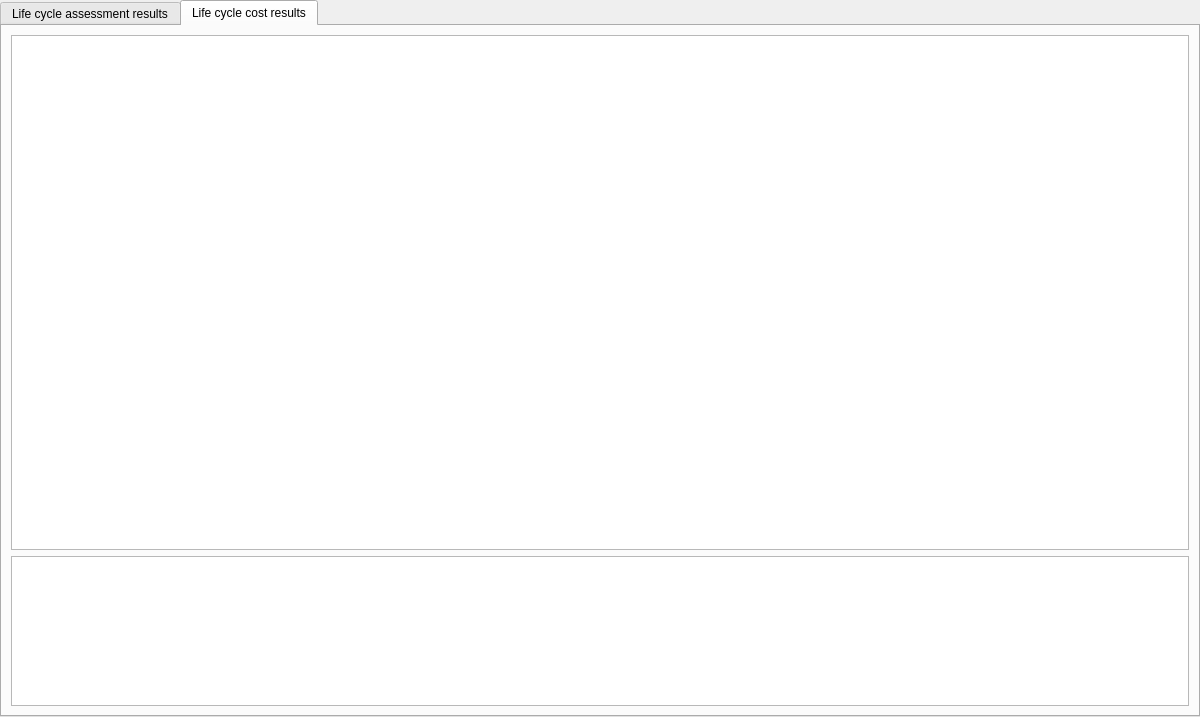
Before: the Qt Designer form SIM-VICUS/src/SVLcaLccResultsWidget.ui in ghorwin/SIM-VICUS, drawn with Qt 5.
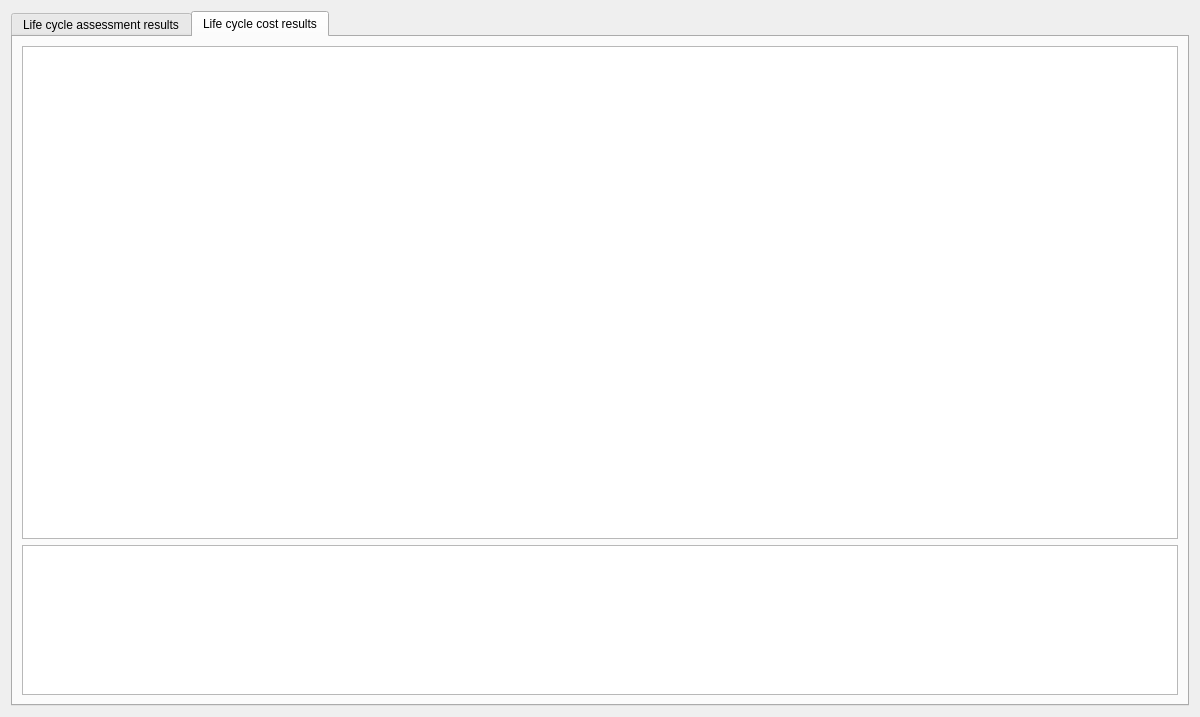
After: the same form once the commit is applied.

Commit message: Improved LCA Results

Diff of the .ui file:
```diff
--- a/SIM-VICUS/src/SVLcaLccResultsWidget.ui
+++ b/SIM-VICUS/src/SVLcaLccResultsWidget.ui
@@ -14,18 +14,6 @@
    <string>LCA/LCC Results</string>
   </property>
   <layout class="QGridLayout" name="gridLayout">
-   <property name="leftMargin">
-    <number>0</number>
-   </property>
-   <property name="topMargin">
-    <number>0</number>
-   </property>
-   <property name="rightMargin">
-    <number>0</number>
-   </property>
-   <property name="bottomMargin">
-    <number>0</number>
-   </property>
    <item row="0" column="0" colspan="2">
     <widget class="QTabWidget" name="tabWidget">
      <property name="tabPosition">
```
The commit also changes 3 other files.
